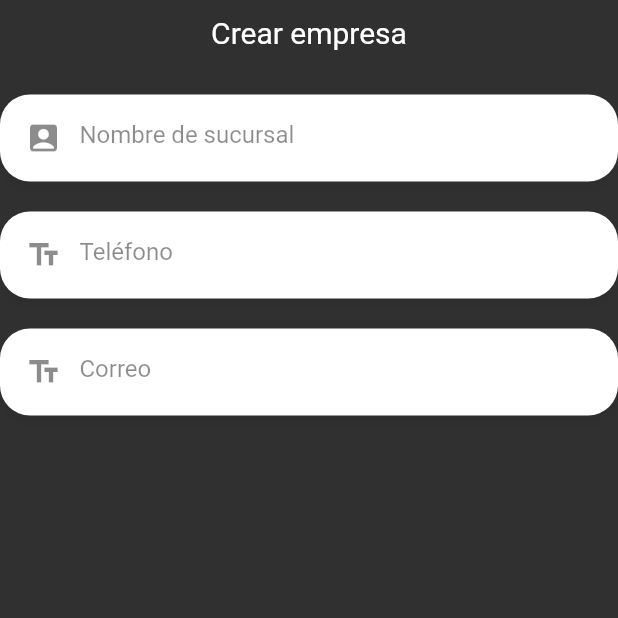
After one commit to jsolis69/reservaapp, a Flutter app: the AgregarSucursalPage screen opened by its route, on a phone screen of 412 x 824 dp, the top half of it. The commit adds this screen. Run offline on Flutter 3.47's test engine with Material 2 defaults, Android fonts, the light colour scheme and no system bars; our stand-ins replace animate_do, calendar_timeline, flutter_slidable, flutter_svg, font_awesome_flutter, grouped_list and 1 more; accounts and stored records are empty.

Commit message:
ajustes varios

```diff
--- a/lib/main.dart
+++ b/lib/main.dart
@@ -5,6 +5,7 @@ import 'package:flutter_localizations/flutter_localizations.dart';
 import 'package:provider/provider.dart';
 import 'package:reservaapp/Preferencias_usuario/preferencias_usuario.dart';
 import 'package:reservaapp/models/notificacion_model.dart';
+import 'package:reservaapp/paginas/Anfitrion/agregarSucursal_page.dart';
 import 'package:reservaapp/paginas/Anfitrion/menuAnfitron_page.dart';
 import 'package:reservaapp/paginas/Anfitrion/misCanchas_page.dart';
 import 'package:reservaapp/paginas/Anfitrion/misHorarios_page.dart';
@@ -16,6 +17,7 @@ import 'package:reservaapp/paginas/comentarios_page.dart';
 import 'package:reservaapp/paginas/configuracion_page.dart';
 import 'package:reservaapp/paginas/horarios_page.dart';
 import 'package:reservaapp/paginas/login_page.dart';
+import 'package:reservaapp/paginas/mapaPantallaCompleta_page.dart';
 import 'package:reservaapp/paginas/menu_page.dart';
 import 'package:reservaapp/paginas/miPerfil_page.dart';
 import 'package:reservaapp/paginas/procesarReserva_page.dart';
@@ -80,7 +82,7 @@ class MyApp extends StatelessWidget {
         theme: temaActual,
         debugShowCheckedModeBanner: false,
         title: 'Fut5 Reservas',
-        initialRoute: PreferenciasUsuario.usuarioLogueado > 0 ? 'Sucursales' : 'Login',
+        initialRoute: 'MapaPantallaCompleta',//PreferenciasUsuario.usuarioLogueado > 0 ? 'Sucursales' : 'Login',
         routes: {
           'Login': (BuildContext context) => LoginPage(),
           'Registro': (BuildContext context) => RegistroPage(),
@@ -98,6 +100,8 @@ class MyApp extends StatelessWidget {
           'MenuAnfitrion': (BuildContext context) => MenuAnfitrionPage(),
           'MisHorarios': (BuildContext context) => MisHorariosPage(),
           'RegistrarEmpresa': (BuildContext context) => RegistrarEmpresaPage(),
+          'AgregarSucursal': (BuildContext context) => AgregarSucursalPage(),
+          'MapaPantallaCompleta': (BuildContext context) => MapaPantallaCompleto(),
 
           //acá genericas
           'Ayuda': (BuildContext context) => AyudaPage(),
--- a/lib/models/empresa_model.dart
+++ b/lib/models/empresa_model.dart
@@ -13,8 +13,8 @@ String empresaResponseToJson(EmpresaResponse data) => json.encode(data.toJson())
 class EmpresaResponse {
     int codigoRespuesta;
     String descripcionRespuesta;
-    List<Objeto> listaGenerica;
-    Objeto objeto;
+    List<Empresa> listaGenerica;
+    Empresa objeto;
 
     EmpresaResponse({
         required this.codigoRespuesta,
@@ -26,8 +26,8 @@ class EmpresaResponse {
     factory EmpresaResponse.fromJson(Map<String, dynamic> json) => EmpresaResponse(
         codigoRespuesta: json["CodigoRespuesta"],
         descripcionRespuesta: json["DescripcionRespuesta"],
-        listaGenerica: List<Objeto>.from(json["ListaGenerica"].map((x) => Objeto.fromJson(x))),
-        objeto: Objeto.fromJson(json["Objeto"]),
+        listaGenerica: List<Empresa>.from(json["ListaGenerica"].map((x) => Empresa.fromJson(x))),
+        objeto: Empresa.fromJson(json["Objeto"]),
     );
 
     Map<String, dynamic> toJson() => {
@@ -38,7 +38,7 @@ class EmpresaResponse {
     };
 }
 
-class Objeto {
+class Empresa {
     int idEmpresa;
     String? nombre;
     String? telefono;
@@ -47,7 +47,7 @@ class Objeto {
     dynamic logo;
     List<dynamic> sucursales;
 
-    Objeto({
+    Empresa({
         required this.idEmpresa,
         required this.nombre,
         required this.telefono,
@@ -57,7 +57,7 @@ class Objeto {
         required this.sucursales,
     });
 
-    factory Objeto.fromJson(Map<String, dynamic> json) => Objeto(
+    factory Empresa.fromJson(Map<String, dynamic> json) => Empresa(
         idEmpresa: json["IdEmpresa"],
         nombre: json["Nombre"],
         telefono: json["Telefono"],
--- /dev/null
+++ b/lib/paginas/Anfitrion/agregarSucursal_page.dart
@@ -0,0 +1,52 @@
+import 'package:flutter/material.dart';
+import 'package:provider/provider.dart';
+import 'package:reservaapp/providers/sucursales_provider.dart';
+import 'package:reservaapp/widgets/etiqueta_personalizada.dart';
+import 'package:reservaapp/widgets/input_personalizado.dart';
+import 'package:reservaapp/widgets/notificacion_widget.dart';
+
+
+class AgregarSucursalPage extends StatelessWidget {
+  const AgregarSucursalPage({super.key});
+
+  @override
+  Widget build(BuildContext context) {
+    return Scaffold(
+      body: Stack(children: [
+        _formulario(context),
+        const NotificacionWidget()
+      ]),
+    );
+
+  }
+
+  Widget _formulario(BuildContext context){
+    final sucursalprovider = Provider.of<SucursalesProvider>(context, listen: false);
+
+    return SingleChildScrollView(child:
+      Column(
+        children: <Widget>[
+          SafeArea(
+            child: Container(
+              height: 10.0,
+            ),
+          ),
+    Column(children: [
+      EtiquetaPersonalizada(descripcion: 'Crear empresa', tamano: 20.0 ),
+      SizedBox(height: 30.0),
+      InputPersonalizado(icono: Icons.account_box, placeholder: 'Nombre de sucursal', onChange: (value) => { sucursalprovider.nombre = value  },),
+      InputPersonalizado(icono: Icons.text_fields, placeholder: 'Teléfono', tipoTeclado: TextInputType.phone, onChange: (value) => { sucursalprovider.telefono = value  },),
+      InputPersonalizado(icono: Icons.text_fields, placeholder: 'Correo', tipoTeclado: TextInputType.emailAddress, onChange: (value) => { sucursalprovider.correo = value  },),
+      //InputPersonalizado(icono: Icons.lock, placeholder: 'Dígite su contraseña', tipoPassword: '◍', esPassword: true, tipoTeclado: TextInputType.visiblePassword, onChange: (value) => { usuarioprovider.contrasenia = value },),
+      //InputPersonalizado(icono: Icons.lock, placeholder: 'Vuelva a digitar la contraseña', tipoPassword: '◍', esPassword: true, tipoTeclado: TextInputType.visiblePassword, onChange: (value) => { usuarioprovider.validarcontrasenia = value  },),
+      //InputPersonalizado(icono: Icons.text_fields, placeholder: 'Digíte su nombre completo', tipoTeclado: TextInputType.visiblePassword, onChange: (value) => { usuarioprovider.nombre = value  },),
+
+
+      //_crearBoton(context),
+    ], )
+       ],
+      )
+    );
+
+  }
+}
--- a/lib/paginas/Anfitrion/menuAnfitron_page.dart
+++ b/lib/paginas/Anfitrion/menuAnfitron_page.dart
@@ -46,7 +46,7 @@ class _MenuAnfitrionPageState extends State<MenuAnfitrionPage> {
                   title: Text('Ayuda'),
                   trailing: FaIcon(FontAwesomeIcons.question),
                   onTap: (){
-                    Navigator.pushNamed(context, 'Ayuda', arguments: 'Anfitrion');
+                    Navigator.pushNamed(context, 'Ayuda', arguments: 'MenuAnfitrion');
                   },
                 ),
                 Divider(height: 20, color: Colors.red, thickness: 1,),
@@ -54,7 +54,7 @@ class _MenuAnfitrionPageState extends State<MenuAnfitrionPage> {
                   title: Text('Envíanos tus comentarios'),
                   trailing: FaIcon(FontAwesomeIcons.comment),
                   onTap: (){
-                    Navigator.pushNamed(context, 'Comentarios', arguments: 'Anfitrion');
+                    Navigator.pushNamed(context, 'Comentarios', arguments: 'MenuAnfitrion');
                   },
                   ),
 
--- a/lib/paginas/Anfitrion/misSucursales_page.dart
+++ b/lib/paginas/Anfitrion/misSucursales_page.dart
@@ -16,6 +16,7 @@ class MisSucursalesPage extends StatelessWidget {
       floatingActionButtonLocation: FloatingActionButtonLocation.miniCenterDocked,
       floatingActionButton: FloatingActionButton(
         onPressed: () {
+          Navigator.pushNamed(context, 'AgregarSucursal');
           // Add your onPressed code here!
         },
         backgroundColor: Colors.green,
--- a/lib/paginas/canchas_page.dart
+++ b/lib/paginas/canchas_page.dart
@@ -32,8 +32,8 @@ class _body extends StatelessWidget {
   @override
   Widget build(BuildContext context) {
 
-    final canchasServices = Provider.of<CanchasProvider>(context);
-    final sucursalesServices = Provider.of<SucursalesProvider>(context);
+    final canchasServices = Provider.of<CanchasProvider>(context, listen: false);
+    final sucursalesServices = Provider.of<SucursalesProvider>(context, listen: false);
     return Center(
       child: FutureBuilder(
       future: canchasServices.ObtenerCanchasPorSucursal(sucursalesServices.sucursalSeleccionada),
--- a/lib/paginas/menu_page.dart
+++ b/lib/paginas/menu_page.dart
@@ -61,7 +61,7 @@ class _MenuPageState extends State<MenuPage> {
                   title: Text('Ayuda'),
                   trailing: FaIcon(FontAwesomeIcons.question),
                   onTap: (){
-                    Navigator.pushReplacementNamed(context, 'Ayuda');
+                    Navigator.pushReplacementNamed(context, 'Ayuda', arguments: 'Menu');
                   },
                 ),
                 Divider(height: 20, color: Colors.red, thickness: 1,),
@@ -69,7 +69,7 @@ class _MenuPageState extends State<MenuPage> {
                   title: Text('Envíanos tus comentarios'),
                   trailing: FaIcon(FontAwesomeIcons.comment),
                   onTap: (){
-                    Navigator.pushNamed(context, 'Comentarios');
+                    Navigator.pushNamed(context, 'Comentarios', arguments: 'Menu');
                   },
                   ),
 
--- a/lib/providers/horarios_provider.dart
+++ b/lib/providers/horarios_provider.dart
@@ -1,7 +1,5 @@
-import 'dart:convert';
-
-//import 'package:collection/collection.dart';
-import 'package:flutter/material.dart';
+import 'dart:convert';import 'package:flutter/material.dart';
+import 'package:reservaapp/models/empresa_model.dart';
 import 'package:reservaapp/models/estado_model.dart';
 import 'package:reservaapp/models/horariosCancha_model.dart';
 import 'package:reservaapp/utils/utils.dart';
@@ -36,6 +34,9 @@ class HorarioProvider with ChangeNotifier
         idUsuario: 0,
         estado: new Estado(codigo: 0),
         empresa: new Empresa(
+          nombre: '',
+          telefono: '',
+          correo: '',
           idEmpresa: 0,
           estado: new Estado(codigo: 0),
           logo: 0,
@@ -48,6 +49,9 @@ class HorarioProvider with ChangeNotifier
         idUsuario: 0,
         estado: new Estado(codigo: 0),
         empresa: new Empresa(
+          nombre: '',
+          telefono: '',
+          correo: '',
           idEmpresa: 0,
           estado: new Estado(codigo: 0),
           logo: 0,
@@ -132,7 +136,7 @@ var url = Uri.http( Utilitarios().urlWebapi, '/Reserva.API/api/Horario/InsertarH
   //misHorarios = [...misHorarios, ...HorariosResponse.listaGenerica];
 
   //return listaCanchas;
-  notifyListeners();
+  //notifyListeners();
   }
 
 
@@ -160,7 +164,7 @@ ObtenerHorarioPorCancha(int idSucursal, String fecha) async {
   horariosXReserva = [];
   var HorariosResponse = horariosResponseFromJson(response.body);
   horariosXReserva = HorariosResponse.listaGenerica;
-  notifyListeners();
+  //notifyListeners();
   //return HorariosResponse;
 
   }
--- a/lib/providers/sucursales_provider.dart
+++ b/lib/providers/sucursales_provider.dart
@@ -14,6 +14,30 @@ class SucursalesProvider with ChangeNotifier{
     _sucursalSeleccionada = valor;
     notifyListeners();
   }
+
+
+  String _nombre = '';
+  String get nombre => _nombre;
+  set nombre(String valor){
+    _nombre = valor;
+    notifyListeners();
+  }
+
+    String _telefono = '';
+  String get TableBorder => _telefono;
+  set telefono(String valor){
+    _telefono = valor;
+    notifyListeners();
+  }
+
+  String _correo = '';
+  String get correo => _correo;
+  set correo(String valor){
+    _correo = valor;
+    notifyListeners();
+  }
+
+
 
   Future<SucursalesXUbicacionResponse> obtenerSucursalesPorUbicacion() async {
 
--- a/lib/widgets/input_personalizado.dart
+++ b/lib/widgets/input_personalizado.dart
@@ -28,7 +28,7 @@ class InputPersonalizado extends StatelessWidget {
        margin: const EdgeInsets.only(bottom: 20),
        decoration: BoxDecoration(
          color: Colors.white,
-         borderRadius: BorderRadius.circular(30),
+         borderRadius: BorderRadius.circular(20),
          boxShadow: <BoxShadow>[
            BoxShadow(color: Colors.black.withOpacity(0.05)
            , offset: const Offset(0, 5),
```
Also changed, not shown: lib/models/horariosCancha_model.dart (+1 -40 lines), lib/paginas/Anfitrion/registrarEmpresa_page.dart (+10 -9 lines), lib/paginas/ayuda_page.dart (+3 -7 lines), lib/paginas/horarios_page.dart (+6 -6 lines), lib/paginas/mapaPantallaCompleta_page.dart (added, +11 -0 lines), lib/providers/ubicaciones_provider.dart (+21 -21 lines), lib/utils/utilsCalendar.dart (deleted, +0 -69 lines), pubspec.yaml (+4 -4 lines), pubspec.lock.
